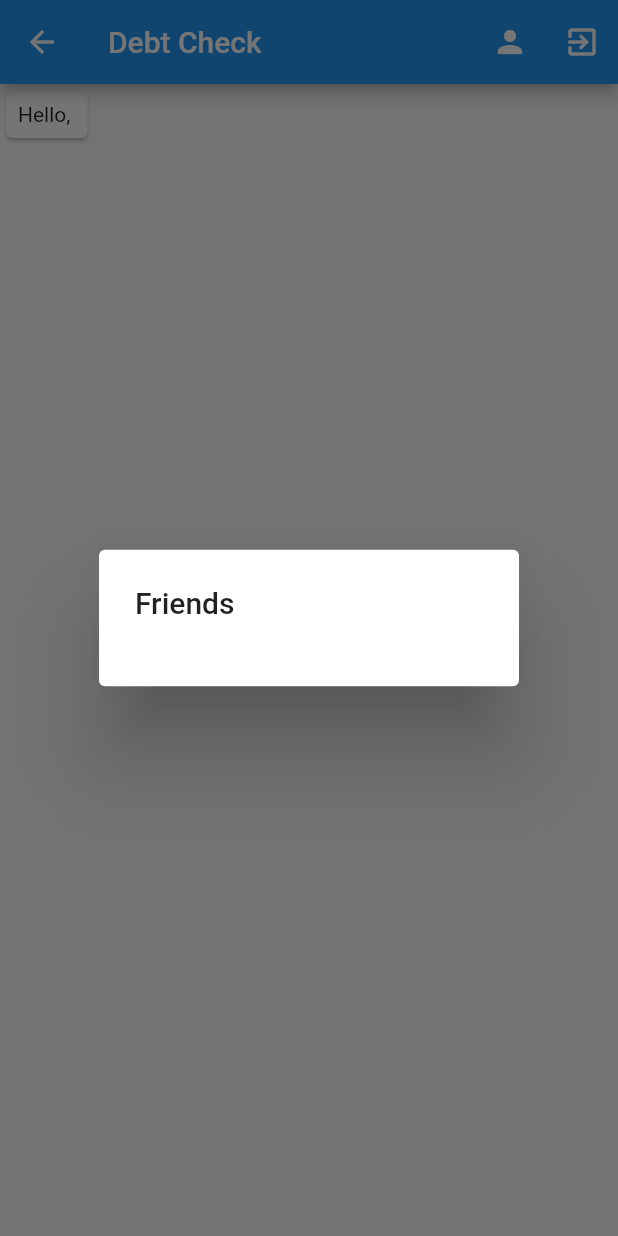
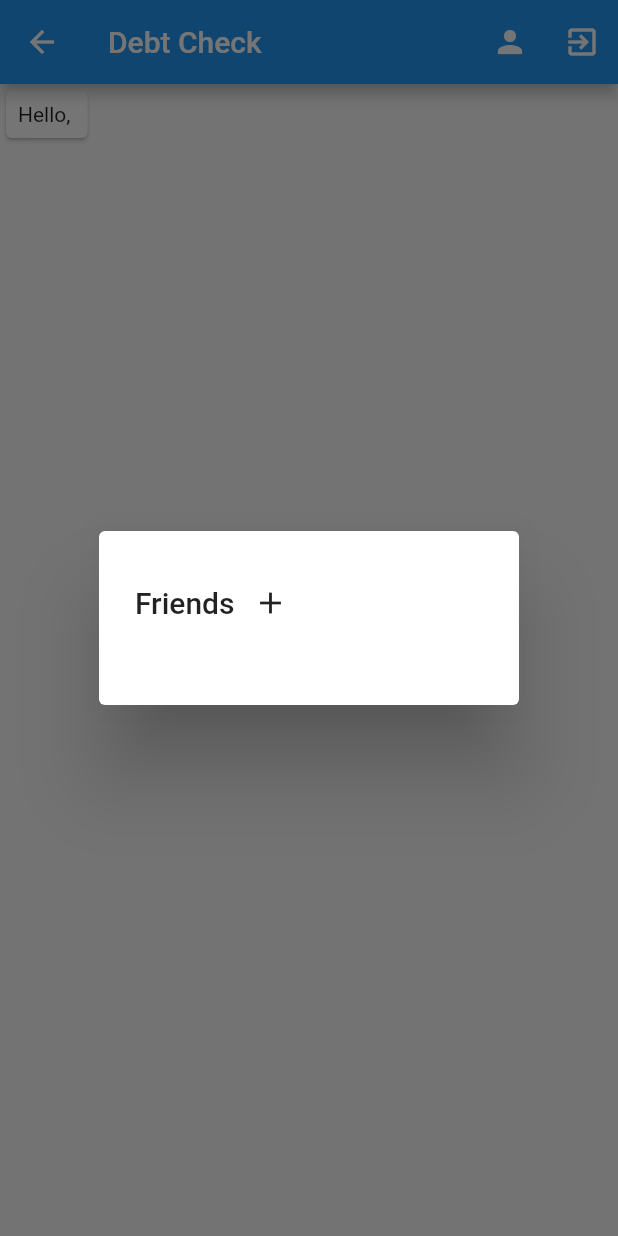
Before and after one commit to RedTech64/Debt-Check, a Flutter app: the MyHomePage screen opened directly, after a tap on the "person" icon, on a phone screen of 412 x 824 dp. Run offline on Flutter 3.47's test engine with Material 2 defaults, Android fonts, the phone set to English and light mode, and no system bars; our stand-ins replace cloud_firestore, firebase_auth; accounts and stored records are empty.

```diff
--- a/lib/home.dart
+++ b/lib/home.dart
@@ -28,7 +28,7 @@ class _MyHomePageState extends State<MyHomePage> {
     return StreamBuilder<DocumentSnapshot>(
       stream: Firestore.instance.collection('users').document(container.user.uid).snapshots(),
       builder: (context, snapshot) {
-        if(snapshot.connectionState == ConnectionState.waiting)
+        if(snapshot.connectionState == ConnectionState.waiting || snapshot.data == null)
           return new Container();
         return Scaffold(
           appBar: AppBar(
@@ -47,7 +47,7 @@ class _MyHomePageState extends State<MyHomePage> {
                   children: <Widget>[
                     Container(
                       padding: EdgeInsets.all(8),
-                      child: new Text("Hello, "+snapshot.data['firstName']),
+                      child: new Text("Hello, "),
                       ),
                     ],
                   ),
@@ -77,7 +77,23 @@ class _MyHomePageState extends State<MyHomePage> {
       context: context,
       builder: (BuildContext context) {
         return new AlertDialog(
-          title: new Text('Friends'),
+          title: Row(
+            children: <Widget>[
+              new Text('Friends'),
+              new IconButton(
+                icon: new Icon(Icons.add),
+                onPressed: () {
+                  Navigator.of(context).push(
+                    new MaterialPageRoute(
+                      builder: (BuildContext context) {
+                        return new FriendFinderPage();
+                      },
+                    ),
+                  );
+                },
+              ),
+            ],
+          ),
           content: new FutureBuilder<List<DocumentSnapshot>>(
               future: _getFriendData(userDoc.data),
               builder: (context, snapshot) {
--- a/lib/main.dart
+++ b/lib/main.dart
@@ -8,12 +8,13 @@ FirebaseAuth _auth = FirebaseAuth.instance;
 FirebaseUser _user;
 
 void main() async {
+  WidgetsFlutterBinding.ensureInitialized();
   _user = await _auth.currentUser();
+  //_auth.signOut();
   runApp(MyApp());
 }
 
 class MyApp extends StatelessWidget {
-  // This widget is the root of your application.
   @override
   Widget build(BuildContext context) {
     String uid;
@@ -35,7 +36,7 @@ class MyApp extends StatelessWidget {
               var container = StateContainer.of(context);
               switch(settings.name) {
                 default:
-                  if((_user == null || _user.uid == null) && (container.user == null || container.user.uid == null))
+                  if((container.user == null || container.user.uid == null))
                     return new MaterialPageRoute(
                         builder: (_) {
                           return new SignupPage();
```
Also changed, not shown: lib/signup.dart (+11 -5 lines), lib/friend_finder.dart (added), pubspec.lock.
